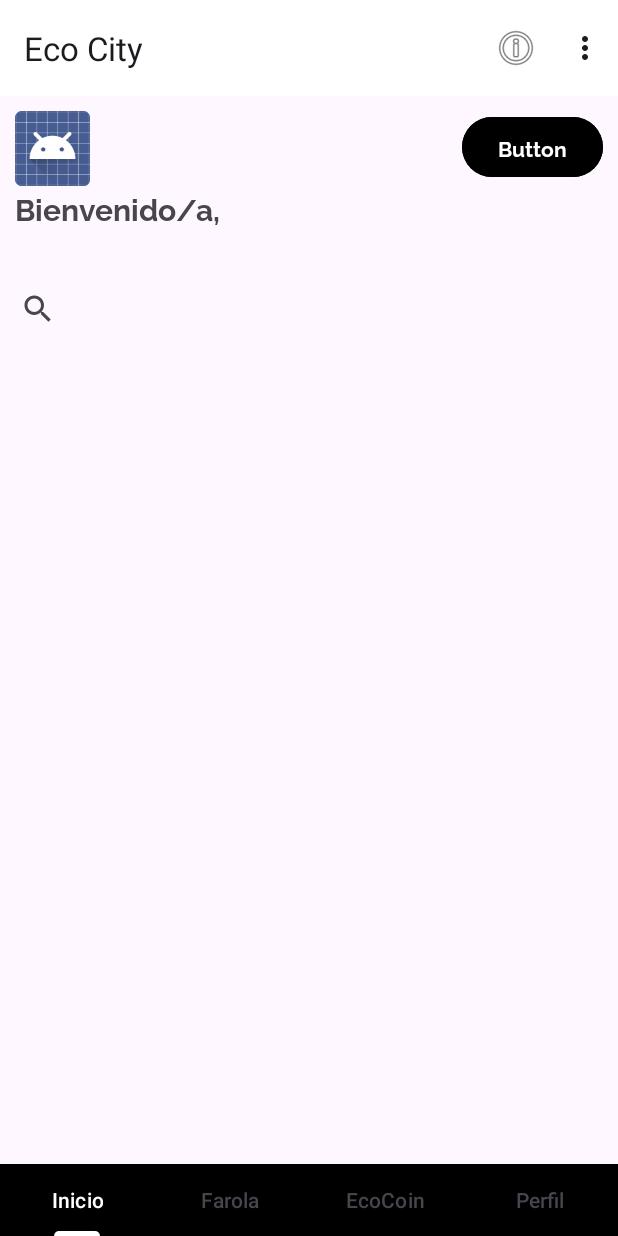
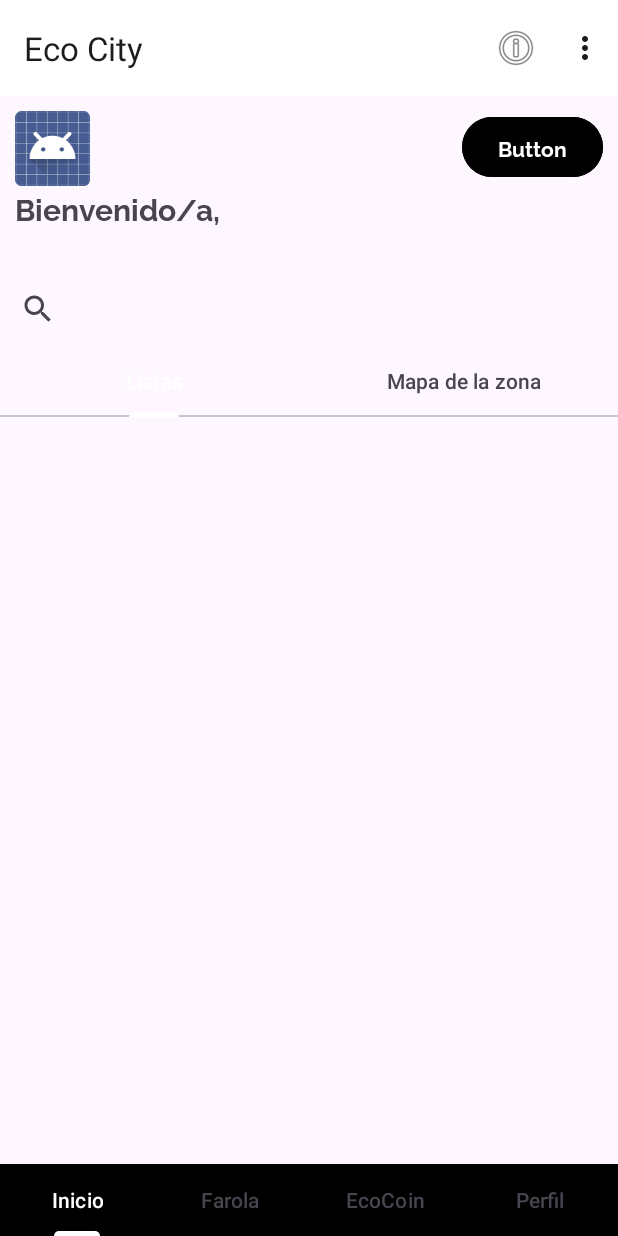
Before and after one commit to EcoCityGti/IoT_Farola_, an Android app: the Tab1 screen opened directly, with no data from a screen before it, on a phone screen of 412 x 824 dp. Run offline under Robolectric (Android 15) with nearby library versions, the phone set to English and light mode, and no system bars; our stand-ins replace Firebase (no records; nobody signed in at launch, a user with empty details on screens opened directly), Volley; libraries missing offline, so code that uses them is left out: com.firebase.ui.

Commit message:
Mapa_v1.0

```diff
--- a/app/build.gradle.kts
+++ b/app/build.gradle.kts
@@ -52,5 +52,6 @@ dependencies {
     // Add the dependency for the Firebase Authentication library
     // When using the BoM, you don't specify versions in Firebase library dependencies
     implementation("com.google.firebase:firebase-auth-ktx")
-    implementation("com.google.android.gms:play-services-maps:+")
+    implementation ("com.google.android.gms:play-services-location:18.0.0")
+
 }
--- /dev/null
+++ b/app/src/main/java/com/example/iot_farola/MiPageAdapter1.java
@@ -0,0 +1,26 @@
+package com.example.iot_farola;
+
+import androidx.annotation.NonNull;
+import androidx.fragment.app.Fragment;
+import androidx.fragment.app.FragmentActivity;
+import androidx.viewpager2.adapter.FragmentStateAdapter;
+
+public class MiPageAdapter1 extends FragmentStateAdapter {
+    public MiPageAdapter1(FragmentActivity activity){
+        super(activity);
+    }
+
+    @Override
+    public int getItemCount() {
+        return 2;
+    }
+
+    @Override @NonNull
+    public Fragment createFragment(int position) {
+        switch (position) {
+            case 0: return new Lista();
+            case 1: return new mapa();
+        }
+        return null;
+    }
+}
--- a/app/src/main/java/com/example/iot_farola/Tab1.java
+++ b/app/src/main/java/com/example/iot_farola/Tab1.java
@@ -14,12 +14,17 @@ import android.widget.EditText;
 import android.widget.ImageView;
 import android.widget.TextView;
 
+import androidx.annotation.NonNull;
 import androidx.fragment.app.Fragment;
+import androidx.viewpager.widget.ViewPager;
+import androidx.viewpager2.widget.ViewPager2;
 
 import com.android.volley.RequestQueue;
 import com.android.volley.toolbox.ImageLoader;
 import com.android.volley.toolbox.NetworkImageView;
 import com.android.volley.toolbox.Volley;
+import com.google.android.material.tabs.TabLayout;
+import com.google.android.material.tabs.TabLayoutMediator;
 import com.google.firebase.auth.FirebaseAuth;
 import com.google.firebase.auth.FirebaseUser;
 
@@ -32,10 +37,22 @@ public class Tab1 extends Fragment {
     public View onCreateView(LayoutInflater inflater, ViewGroup container,
                              Bundle savedInstanceState) {
         View v = inflater.inflate(R.layout.tab1, container, false);
+        ViewPager2 viewpager = v.findViewById(R.id.viewPaGer);
+        viewpager.setAdapter(new com.example.iot_farola.MiPageAdapter1(requireActivity()));
         FirebaseUser usuario = FirebaseAuth.getInstance().getCurrentUser();
         TextView nombre = v.findViewById(R.id.nombre);
         nombre.setText(usuario.getDisplayName());
 
+        String[] nombres = new String[]{"Listas","Mapa de la zona"};
+        TabLayout tabs = v.findViewById(R.id.tabs1);
+        new TabLayoutMediator(tabs, viewpager,
+                new TabLayoutMediator.TabConfigurationStrategy() {
+                    @Override
+                    public void onConfigureTab(@NonNull TabLayout.Tab tab, int position){
+                        tab.setText(nombres[position]);
+                    }
+                }
+        ).attach();
 
 
         RequestQueue colaPeticiones = Volley.newRequestQueue(requireActivity());
--- a/app/src/main/res/layout/tab1.xml
+++ b/app/src/main/res/layout/tab1.xml
@@ -1,9 +1,12 @@
 <?xml version="1.0" encoding="utf-8"?>
-<androidx.constraintlayout.widget.ConstraintLayout xmlns:android="http://schemas.android.com/apk/res/android"
+<androidx.core.widget.NestedScrollView xmlns:android="http://schemas.android.com/apk/res/android"
     xmlns:app="http://schemas.android.com/apk/res-auto"
     xmlns:tools="http://schemas.android.com/tools"
     android:layout_width="match_parent"
     android:layout_height="match_parent">
+    <androidx.constraintlayout.widget.ConstraintLayout
+        android:layout_width="match_parent"
+        android:layout_height="match_parent">
 
     <TextView
         android:id="@+id/textView"
@@ -69,4 +72,39 @@
         app:layout_constraintHorizontal_bias="0.496"
         app:layout_constraintStart_toStartOf="parent" />
 
-</androidx.constraintlayout.widget.ConstraintLayout>
+    <com.google.android.material.tabs.TabLayout
+        android:id="@+id/tabs1"
+        android:layout_width="match_parent"
+        android:layout_height="wrap_content"
+        app:layout_constraintEnd_toEndOf="parent"
+        app:layout_constraintStart_toStartOf="parent"
+        app:layout_constraintTop_toBottomOf="@+id/searchView">
+
+        <com.google.android.material.tabs.TabItem
+            android:layout_width="wrap_content"
+            android:layout_height="wrap_content"
+            android:text="Monday" />
+
+        <com.google.android.material.tabs.TabItem
+            android:layout_width="wrap_content"
+            android:layout_height="wrap_content"
+            android:text="Tuesday" />
+
+        <com.google.android.material.tabs.TabItem
+            android:layout_width="wrap_content"
+            android:layout_height="wrap_content"
+            android:text="Wednesday" />
+    </com.google.android.material.tabs.TabLayout>
+
+    <androidx.viewpager2.widget.ViewPager2
+        android:id="@+id/viewPaGer"
+        android:layout_width="409dp"
+        android:layout_height="572dp"
+        app:layout_constraintEnd_toEndOf="parent"
+        app:layout_constraintStart_toStartOf="parent"
+        app:layout_constraintTop_toBottomOf="@+id/tabs1">
+
+    </androidx.viewpager2.widget.ViewPager2>
+
+    </androidx.constraintlayout.widget.ConstraintLayout>
+</androidx.core.widget.NestedScrollView>
```
Also changed, not shown: app/src/main/AndroidManifest.xml (+8 -2 lines), app/src/main/java/com/example/iot_farola/Tab4.java (+32 -0 lines), app/src/main/java/com/example/iot_farola/mapa.java (+33 -1 lines), app/src/main/res/layout/edicion_cuenta.xml (+12 -0 lines), app/src/main/res/layout/mapa.xml (added, +17 -0 lines).
